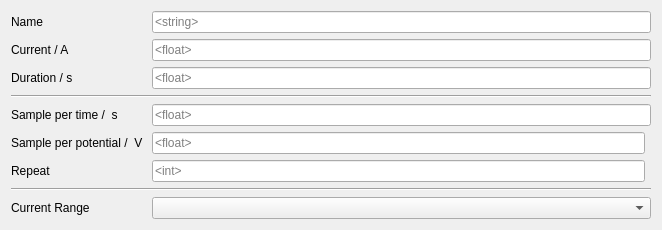
First picture: the form in UIFiles/qt_CP.ui, repository ChristopherYJS/ElectrochemicalOuija, before the edit.
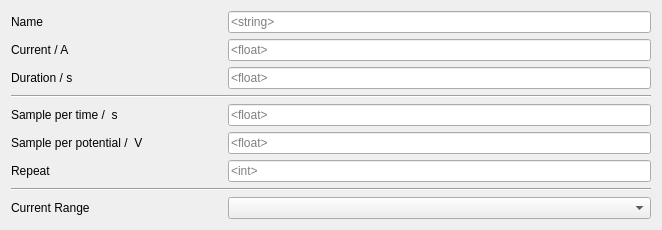
Second picture: the form after the edit.

Patch:
```diff
--- a/UIFiles/qt_CP.ui
+++ b/UIFiles/qt_CP.ui
@@ -91,13 +91,6 @@
        </property>
       </widget>
      </item>
-     <item row="5" column="1">
-      <widget class="QLineEdit" name="lineEditSampleCurrent">
-       <property name="placeholderText">
-        <string>&lt;float&gt;</string>
-       </property>
-      </widget>
-     </item>
      <item row="4" column="0">
       <widget class="QLabel" name="labelSampleTime">
        <property name="text">
@@ -126,7 +119,14 @@
        </property>
       </widget>
      </item>
-     <item row="6" column="1">
+     <item row="5" column="1" colspan="2">
+      <widget class="QLineEdit" name="lineEditSampleCurrent">
+       <property name="placeholderText">
+        <string>&lt;float&gt;</string>
+       </property>
+      </widget>
+     </item>
+     <item row="6" column="1" colspan="2">
       <widget class="QLineEdit" name="lineEditSampleRepeat">
        <property name="placeholderText">
         <string>&lt;int&gt;</string>
```
